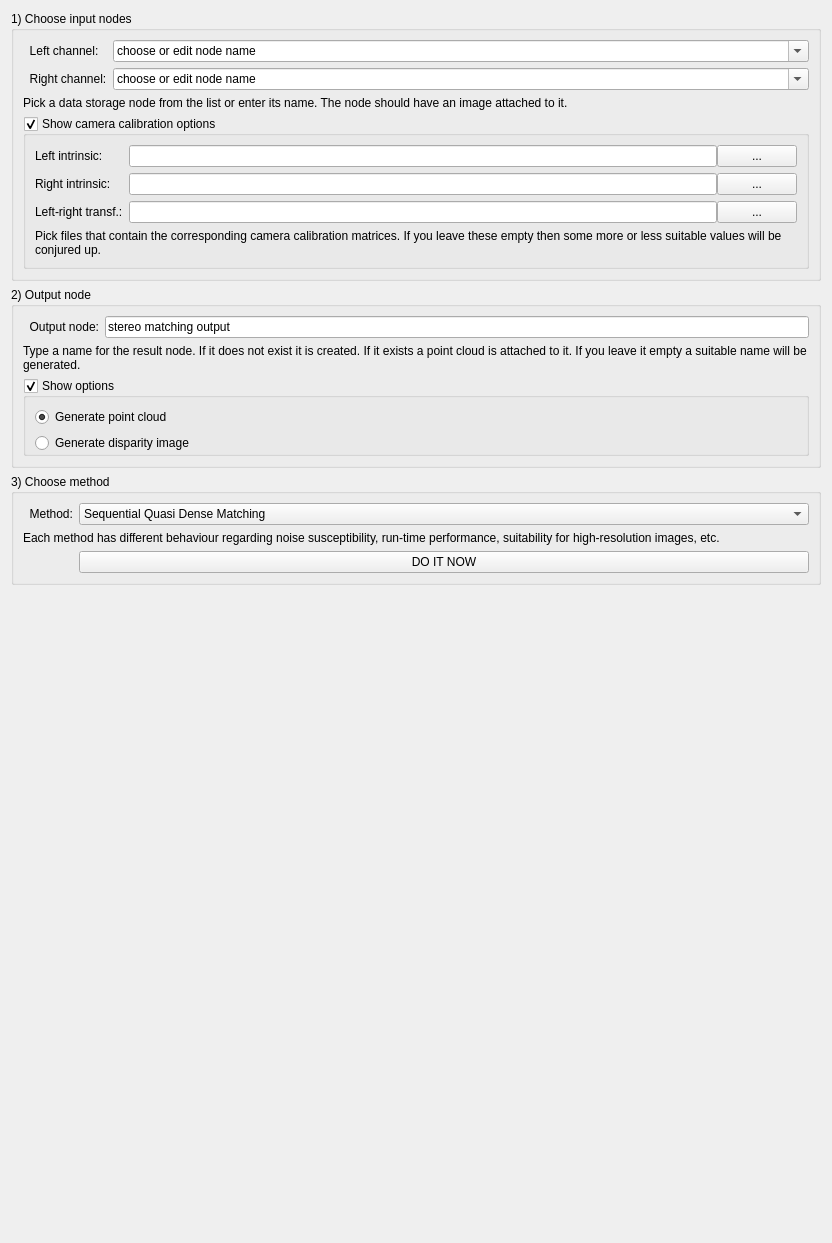
Before: the Qt Designer form Code/Gui/MITK/Plugins/uk.ac.ucl.cmic.igisurfacerecon/src/internal/SurfaceReconViewWidget.ui in NifTK/NifTK, drawn with Qt 5.
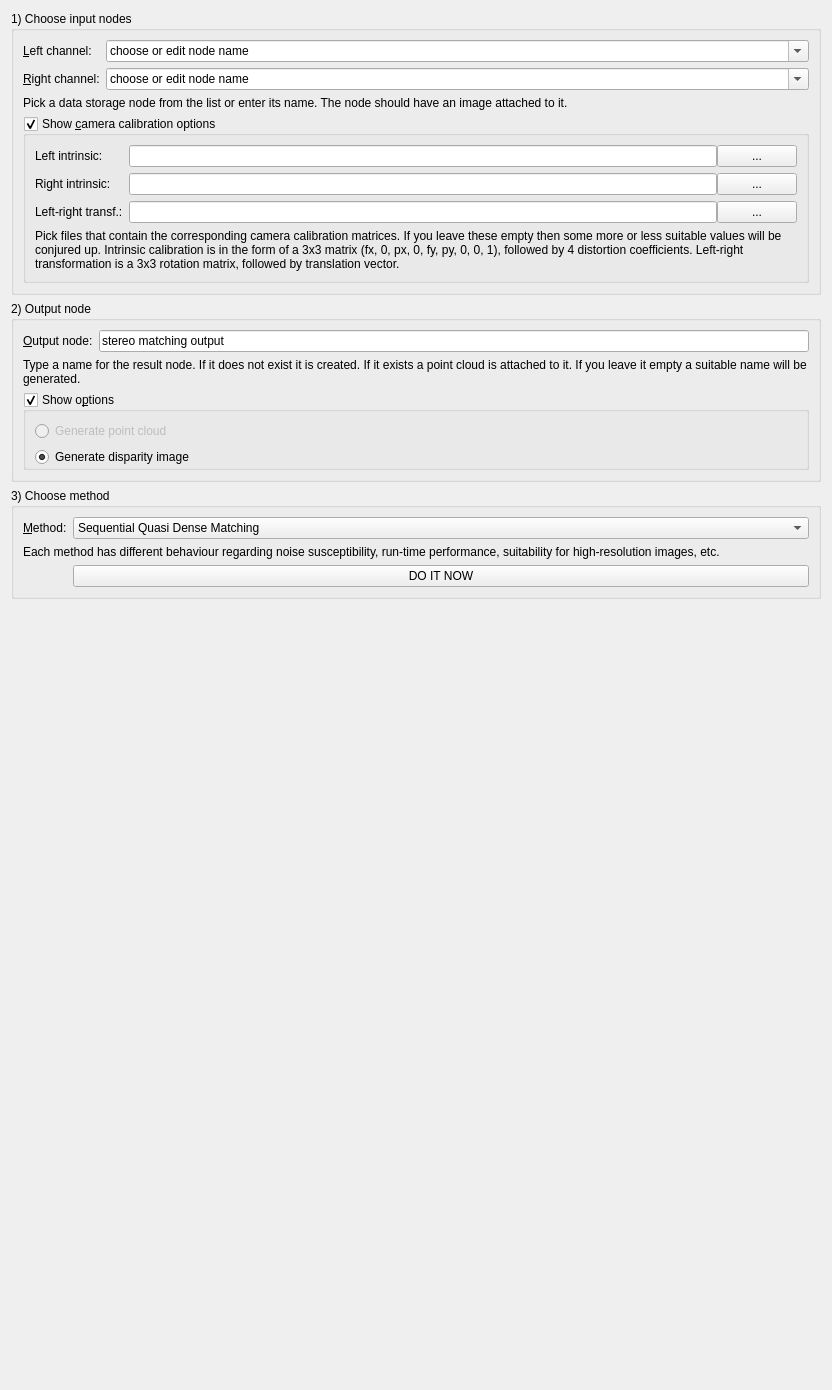
After: the same form once the commit is applied.

Commit message: Bug #2235: disable point cloud output. mitk doesnt cope with it, for now.

What changed in the file:
```diff
--- a/Code/Gui/MITK/Plugins/uk.ac.ucl.cmic.igisurfacerecon/src/internal/SurfaceReconViewWidget.ui
+++ b/Code/Gui/MITK/Plugins/uk.ac.ucl.cmic.igisurfacerecon/src/internal/SurfaceReconViewWidget.ui
@@ -7,7 +7,7 @@
     <x>0</x>
     <y>0</y>
     <width>832</width>
-    <height>1243</height>
+    <height>1390</height>
    </rect>
   </property>
   <property name="windowTitle">
@@ -26,7 +26,7 @@
       <item row="1" column="0">
        <widget class="QLabel" name="label">
         <property name="text">
-         <string>  Left channel:</string>
+         <string>&amp;Left channel:</string>
         </property>
         <property name="buddy">
          <cstring>LeftChannelNodeNameComboBox</cstring>
@@ -48,7 +48,7 @@
       <item row="2" column="0">
        <widget class="QLabel" name="label_2">
         <property name="text">
-         <string>  Right channel:</string>
+         <string>&amp;Right channel:</string>
         </property>
         <property name="buddy">
          <cstring>RightChannelNodeNameComboBox</cstring>
@@ -83,7 +83,7 @@
       <item row="4" column="0" colspan="2">
        <widget class="QGroupBox" name="calibrationgroupbox">
         <property name="title">
-         <string>Show camera calibration options</string>
+         <string>Show &amp;camera calibration options</string>
         </property>
         <property name="flat">
          <bool>true</bool>
@@ -206,7 +206,7 @@
             <item row="6" column="0" colspan="2">
              <widget class="QLabel" name="label_11">
               <property name="text">
-               <string>Pick files that contain the corresponding camera calibration matrices. If you leave these empty then some more or less suitable values will be conjured up.</string>
+               <string>Pick files that contain the corresponding camera calibration matrices. If you leave these empty then some more or less suitable values will be conjured up. Intrinsic calibration is in the form of a 3x3 matrix (fx, 0, px, 0, fy, py, 0, 0, 1), followed by 4 distortion coefficients. Left-right transformation is a 3x3 rotation matrix, followed by translation vector.</string>
               </property>
               <property name="wordWrap">
                <bool>true</bool>
@@ -234,7 +234,7 @@
       <item row="0" column="0">
        <widget class="QLabel" name="label_6">
         <property name="text">
-         <string>  Output node:</string>
+         <string>&amp;Output node:</string>
         </property>
         <property name="buddy">
          <cstring>OutputNodeNameLineEdit</cstring>
@@ -267,7 +267,7 @@
       <item row="4" column="0" colspan="2">
        <widget class="QGroupBox" name="outputoptionsgroupbox">
         <property name="title">
-         <string>Show options</string>
+         <string>Show o&amp;ptions</string>
         </property>
         <property name="flat">
          <bool>true</bool>
@@ -293,11 +293,14 @@
             </property>
             <item row="0" column="0">
              <widget class="QRadioButton" name="GeneratePointCloudRadioBox">
+              <property name="enabled">
+               <bool>false</bool>
+              </property>
               <property name="text">
                <string>Generate point cloud</string>
               </property>
               <property name="checked">
-               <bool>true</bool>
+               <bool>false</bool>
               </property>
              </widget>
             </item>
@@ -306,6 +309,9 @@
               <property name="text">
                <string>Generate disparity image</string>
               </property>
+              <property name="checked">
+               <bool>true</bool>
+              </property>
              </widget>
             </item>
            </layout>
@@ -326,7 +332,7 @@
       <item row="0" column="0">
        <widget class="QLabel" name="label_3">
         <property name="text">
-         <string>  Method:</string>
+         <string>&amp;Method:</string>
         </property>
         <property name="buddy">
          <cstring>MethodComboBox</cstring>
```
The commit also changes 1 other file.
